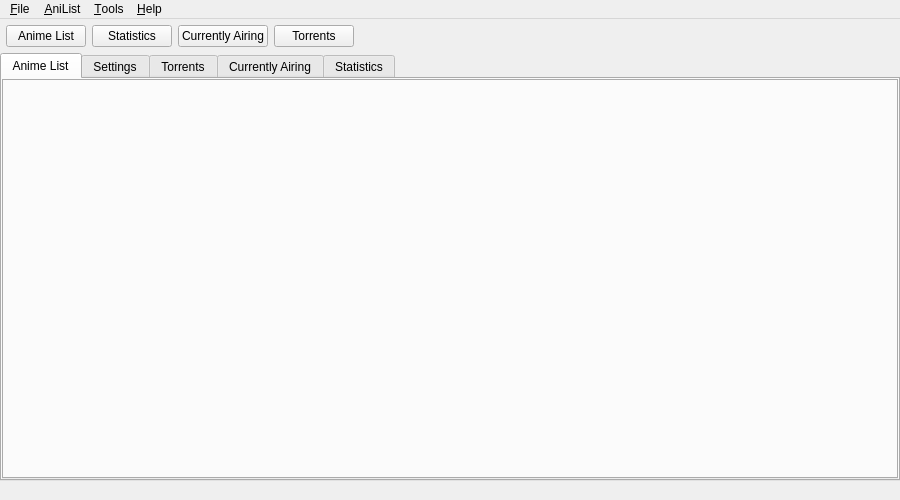
killmaster/Shinjiru, file src/gui/mainwindow.ui: the form before one commit.
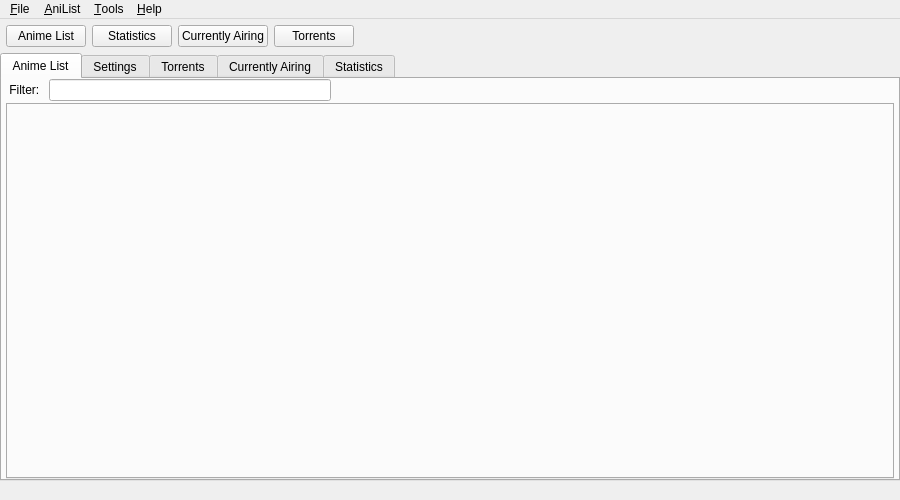
The form after the commit. The open tabs and pages were chosen to show the change.

Commit message: Tweak the UI for user lists

```diff
--- a/src/gui/mainwindow.ui
+++ b/src/gui/mainwindow.ui
@@ -139,20 +139,60 @@
          <widget class="QWidget" name="animeList" native="true">
           <layout class="QVBoxLayout" name="verticalLayout_6">
            <property name="spacing">
-            <number>0</number>
+            <number>2</number>
            </property>
            <property name="leftMargin">
-            <number>0</number>
+            <number>4</number>
            </property>
            <property name="topMargin">
             <number>0</number>
            </property>
            <property name="rightMargin">
-            <number>0</number>
+            <number>4</number>
            </property>
            <property name="bottomMargin">
             <number>0</number>
            </property>
+           <item>
+            <layout class="QHBoxLayout" name="horizontalLayout_6">
+             <item>
+              <widget class="QLabel" name="label_3">
+               <property name="text">
+                <string> Filter: </string>
+               </property>
+              </widget>
+             </item>
+             <item>
+              <widget class="QLineEdit" name="listFilterLineEdit"/>
+             </item>
+             <item>
+              <spacer name="horizontalSpacer_8">
+               <property name="orientation">
+                <enum>Qt::Horizontal</enum>
+               </property>
+               <property name="sizeHint" stdset="0">
+                <size>
+                 <width>40</width>
+                 <height>20</height>
+                </size>
+               </property>
+              </spacer>
+             </item>
+             <item>
+              <spacer name="horizontalSpacer_6">
+               <property name="orientation">
+                <enum>Qt::Horizontal</enum>
+               </property>
+               <property name="sizeHint" stdset="0">
+                <size>
+                 <width>40</width>
+                 <height>20</height>
+                </size>
+               </property>
+              </spacer>
+             </item>
+            </layout>
+           </item>
            <item>
             <widget class="QTabWidget" name="listTabs">
              <property name="tabShape">
```
Left out of the diff: 2 changed lines with no effect on the pictures. The commit also changes 1 other file.
